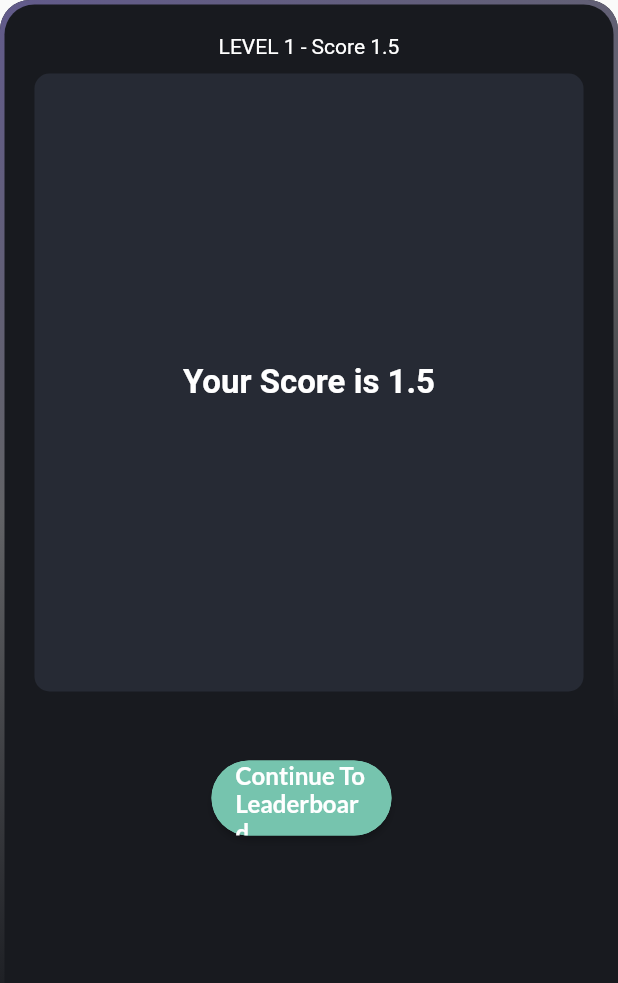
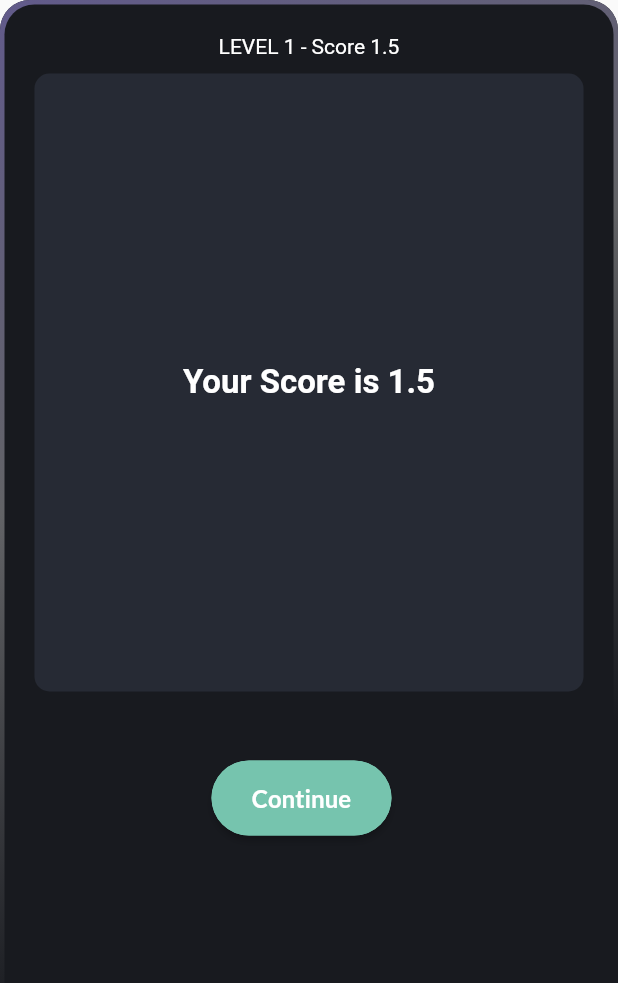
Before and after one commit to UmarGit/MYEY, a Flutter app: the TakeTest widget shown alone on an empty page, opened directly with empty values, after a tap on "Begin Test", after a tap on "Skip Level", after a tap on "Finish Test", on a phone screen of 412 x 824 dp. Shown: the top 983 px of the screen. Run offline on Flutter 3.47's test engine with Material 2 defaults, Android fonts, the phone set to English and light mode, and no system bars; our stand-ins replace camera, fl_chart, flutter_feather_icons, flutter_slidable, flutter_svg, font_awesome_flutter and 6 more; missing offline and left inert: dart:ffi, flutter_shapes, google_ml_kit, we_slide.

```diff
--- a/lib/components/Screens/EyeTest/TakeTest.dart
+++ b/lib/components/Screens/EyeTest/TakeTest.dart
@@ -290,7 +290,7 @@ class _TakeTestState extends State<TakeTest> {
                                       buttonHeight: 50,
                                       buttonWidth: 120,
                                       buttonText: isFinished
-                                          ? "Continue To Leaderboard"
+                                          ? "Continue"
                                           : isStarted
                                               ? 'Skip Level $_recognizedWords'
                                               : "Begin Test",
```
Also changed, not shown: 1 other file.
